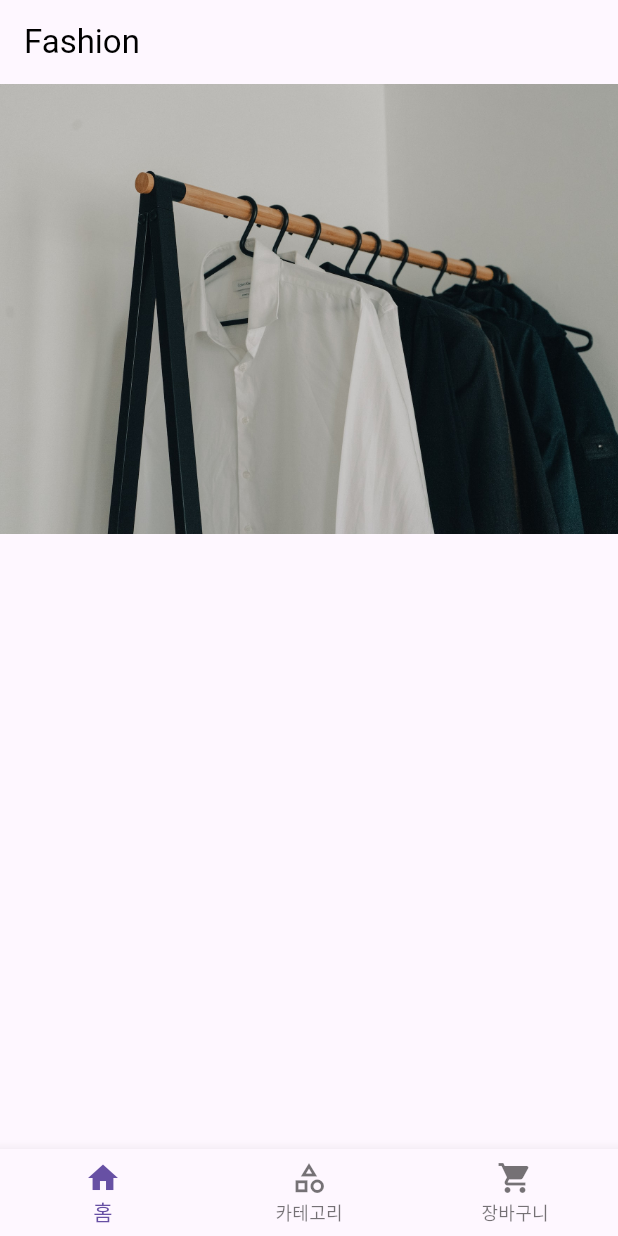
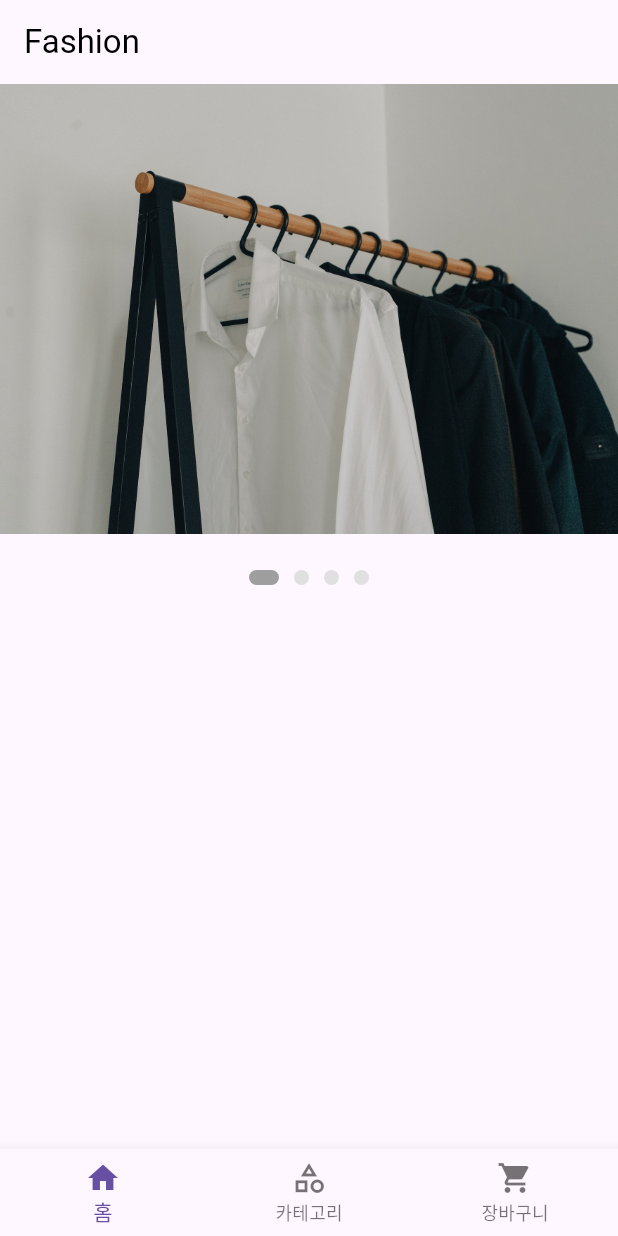
Before and after one commit to Yoon-so/flutter_ui, a Flutter app: the screen it shows after launch, on a phone screen of 412 x 824 dp. Run offline on Flutter 3.47's test engine with Material 3 defaults, Android fonts, the phone set to English and light mode, and no system bars.

Commit message:
Update: home_screen.dart (page indicators)

```diff
--- a/lib/screen/home/home_screen.dart
+++ b/lib/screen/home/home_screen.dart
@@ -16,6 +16,8 @@ class _HomeScreenState extends State<HomeScreen> {
     AssetPath.cloth4,
   ];
 
+  int currentIndex = 0;
+
   @override
   Widget build(BuildContext context) {
     return SingleChildScrollView(
@@ -24,12 +26,35 @@ class _HomeScreenState extends State<HomeScreen> {
           SizedBox(
             height: 300,
             child: PageView(
+              onPageChanged: (value) {
+                currentIndex = value;
+                setState(() {});
+              },
               children: [
                 ...List.generate(imageList.length, (index) {
-                  return Image.asset(imageList[index],fit: BoxFit.cover);
+                  return Image.asset(imageList[index], fit: BoxFit.cover);
                 }),
               ],
             ),
+          ),
+
+          SizedBox(height: 24),
+          Row(
+            mainAxisAlignment: MainAxisAlignment.center,
+            children: List.generate(imageList.length, (index) {
+              return AnimatedContainer(
+                duration: Duration(milliseconds: 300),
+                height: 10,
+                width: currentIndex == index ? 20 : 10,
+                margin: EdgeInsets.symmetric(horizontal: 5),
+                decoration: BoxDecoration(
+                  borderRadius: BorderRadius.circular(10),
+                  color: currentIndex == index
+                      ? Colors.grey
+                      : Colors.grey.shade300,
+                ),
+              );
+            }),
           ),
         ],
       ),
```
